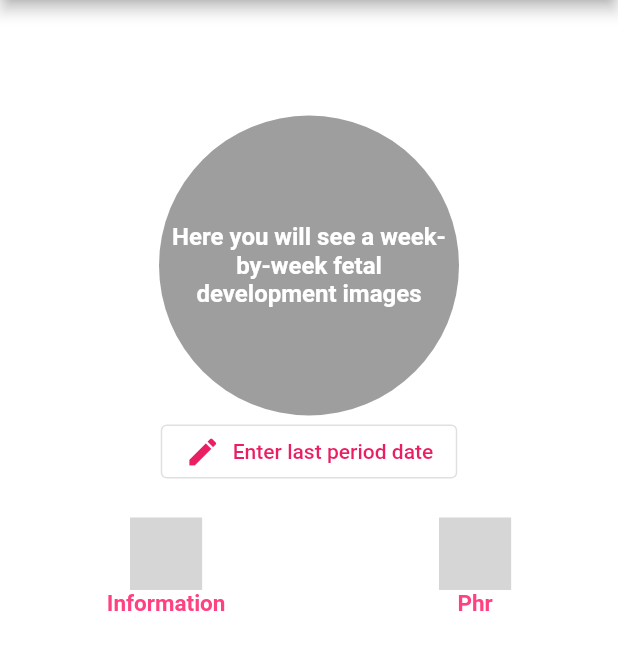
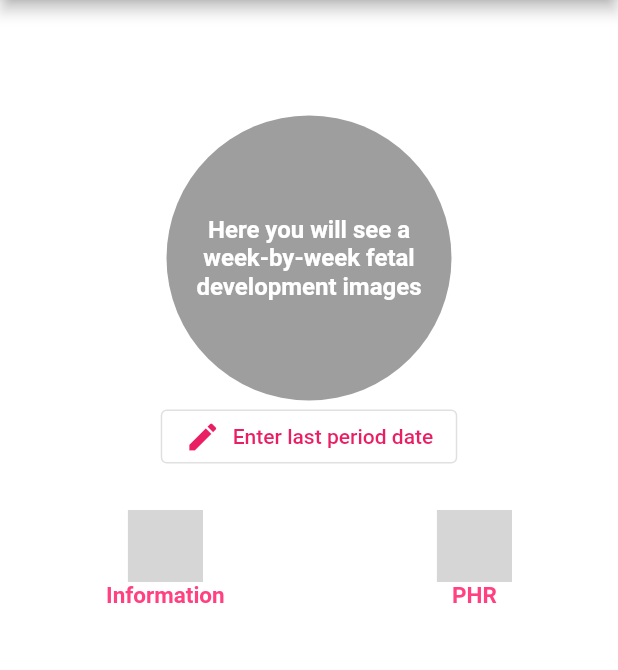
Before and after one commit to oussama379/MyPregnancy_App_Flutter_Offic, a Flutter app: the HomePage2 screen opened by its route, after a tap on "Enter last period date", on a phone screen of 412 x 824 dp, the part 84-754 px from its top. Run offline on Flutter 3.47's test engine with Material 2 defaults, Android fonts, the phone set to English and light mode, and no system bars; our stand-ins replace accordion, connectivity_plus, firebase_auth, firebase_core, firebase_database, fluttertoast and 4 more; missing offline and left inert: dart:ffi, ff_navigation_bar, flutter_email_sender, flutter_rounded_date_picker, nice_button; accounts and stored records are empty; Roboto replaces fonts that are missing (Sunflower); grey boxes are pictures that could not be loaded.

Commit message:
Fixes : Home page

```diff
--- a/lib/ui/pages/home.page2.dart
+++ b/lib/ui/pages/home.page2.dart
@@ -42,7 +42,14 @@ class _HomePageState extends State<HomePage2> {
       firstDate: DateTime(DateTime.now().year - 1),
     );
     //if cancel
+    var date = new DateTime.now();
     if (newDateTime == null) return;
+    if (newDateTime.isAfter(DateTime.now()) ||
+        newDateTime
+            .isBefore(new DateTime(date.year, date.month - 9, date.day))) {
+      _HomeServices.InvalidPeriodDateDialog(context);
+      return;
+    }
     //if Okay
     var lastP;
     setState(() {
@@ -62,7 +69,7 @@ class _HomePageState extends State<HomePage2> {
     initImage();
   }
 
-  void initImage() async{
+  void initImage() async {
     int pregWeek;
     if (globals.lastPeriodDate != null) {
       pregWeek = _HomeServices.gePregWeek(globals.lastPeriodDate);
@@ -91,6 +98,7 @@ class _HomePageState extends State<HomePage2> {
       getDpaFromPref();
     }
   }
+
   @override
   void initState() {
     super.initState();
@@ -125,17 +133,23 @@ class _HomePageState extends State<HomePage2> {
         title: Text('MyPregnancy'),
       ),
       drawer: HomeDrawer(),
-      body: Column(
+      body: ListView(
         children: [
           SizedBox(
             height: 20,
           ),
+          Column(
+            children: [
               Container(
                 child: _dpaFromPref != null
                     ? Text(
-                    'Expected date of delivery : ' +
+                        AppLocalizations.of(context)!
+                                .translate('home_page_drawer_EDD') +
+                            '\n' +
                             _HomeServices.calculeDPA(_lastPeriodFromPref),
-                    style: TextStyle(fontSize: 17, fontWeight: FontWeight.bold),
+                        style: TextStyle(
+                            fontSize: 17, fontWeight: FontWeight.bold),
+                        textAlign: TextAlign.center,
                       )
                     : Text(''),
               ),
@@ -145,71 +159,93 @@ class _HomePageState extends State<HomePage2> {
               Container(
                 child: _dpaFromPref != null
                     ? Text(
-                  'You are in week : '+ _HomeServices.gePregWeek(_lastPeriodFromPref).toString(),
-              style: TextStyle(fontSize: 17, fontWeight: FontWeight.bold),
+                        AppLocalizations.of(context)!
+                                .translate('home_page_drawer_InWeek') +
+                            _HomeServices.gePregWeek(_lastPeriodFromPref)
+                                .toString(),
+                        style: TextStyle(
+                            fontSize: 17, fontWeight: FontWeight.bold),
                       )
                     : Text(''),
               ),
               SizedBox(
                 height: 20,
               ),
-
               Container(
                 child: _lastPeriodFromPref == null
                     ? Column(
                         children: [
                           CircleAvatar(
-                      radius: 100,
+                            radius: 95,
                             child: Padding(
                               padding: const EdgeInsets.all(8.0),
-                        child: Text('Here you will see a week-by-week fetal development images',
-                            style: TextStyle(color: Colors.white, fontWeight: FontWeight.bold), textAlign: TextAlign.center, ),
+                              child: Text(
+                                AppLocalizations.of(context)!
+                                    .translate('home_page_ImagesMsg'),
+                                style: TextStyle(
+                                    color: Colors.white,
+                                    fontWeight: FontWeight.bold),
+                                textAlign: TextAlign.center,
+                              ),
                             ),
                             backgroundColor: Colors.grey,
                           ),
-                    OutlinedButton.icon(// foreground
+                          OutlinedButton.icon(
+                            // foreground
                             onPressed: () {
                               onClick();
                               //Navigator.pushNamed(context, "/lastPeriod");
                             },
                             icon: const Icon(Icons.create),
-                      label: const Text('Enter last period date'),
+                            label: Text(AppLocalizations.of(context)!
+                                .translate('home_page_LastPeriodButton')),
                           )
                         ],
                       )
-                : _weekImage != null ? Column(
+                    : _weekImage != null
+                        ? Column(
                             children: [
                               CircleAvatar(
-                        radius: 100,
+                                radius: 95,
                                 child: ClipOval(
                                   child: Image.network(
                                     _weekImage,
                                     width: 190,
                                     height: 190,
-                            fit: BoxFit.cover,
+                                    fit: BoxFit.fill,
                                   ),
                                 ),
                               ),
-                    OutlinedButton.icon(// foreground
+                              OutlinedButton.icon(
+                                // foreground
                                 onPressed: () {
                                   onClick();
                                   //Navigator.pushNamed(context, "/lastPeriod");
                                 },
                                 icon: const Icon(Icons.create),
-                      label: const Text('Change Period Date'),
+                                label: Text(AppLocalizations.of(context)!
+                                    .translate(
+                                        'home_page_ChangeLastPeriodButton')),
                               )
                             ],
-                ):  CircularProgressIndicator(),
+                          )
+                        : CircularProgressIndicator(),
               ),
               SizedBox(
                 height: 20,
               ),
-          Row(
+            ],
+          ),
+          Padding(
+            padding: const EdgeInsets.only(bottom: 15, top: 5),
+            child: Row(
               mainAxisAlignment: MainAxisAlignment.spaceAround,
               children: [
                 Column(
                   children: [
                     NiceButton(
+                      width: 50,
+                      radius: 40,
                       mini: true,
                       padding: const EdgeInsets.all(10),
                       icon: Icons.pregnant_woman,
@@ -219,7 +255,7 @@ class _HomePageState extends State<HomePage2> {
                       },
                     ),
                     Text(
-                    'Information',
+                      AppLocalizations.of(context)!.translate('home_page_INFO'),
                       style: TextStyle(
                         fontSize: 15.0,
                         fontWeight: FontWeight.bold,
@@ -231,6 +267,8 @@ class _HomePageState extends State<HomePage2> {
                 Column(
                   children: [
                     NiceButton(
+                      width: 50,
+                      radius: 40,
                       mini: true,
                       padding: const EdgeInsets.all(10),
                       icon: Icons.insert_drive_file_rounded,
@@ -240,7 +278,7 @@ class _HomePageState extends State<HomePage2> {
                       },
                     ),
                     Text(
-                    'Phr',
+                      AppLocalizations.of(context)!.translate('home_page_PHR'),
                       style: TextStyle(
                         fontSize: 15.0,
                         fontWeight: FontWeight.bold,
@@ -251,6 +289,7 @@ class _HomePageState extends State<HomePage2> {
                 ),
               ],
             ),
+          ),
           //PregnancyProgress(),
         ],
       ),
--- a/lib/ui/pages/home/widgets/aboutAlertDialog.dart
+++ b/lib/ui/pages/home/widgets/aboutAlertDialog.dart
@@ -12,9 +12,9 @@ class MyAlertDialogState extends State<AboutAlertDialog> {
 
   Widget build(BuildContext context) {
     return AlertDialog(
-        titlePadding:  EdgeInsets.only(top: 10,bottom: 10.0, left: 20),
+        titlePadding:  EdgeInsets.only(top: 10,bottom: 10.0, left: 20, right: 20),
         contentPadding: EdgeInsets.all(10.0),
-        title : Text('About app'),
+        title : Text(AppLocalizations.of(context)!.translate('home_page_drawer_aboutUs')),
         content :  Container(
           width: 200,
           height: 270,
@@ -31,7 +31,7 @@ class MyAlertDialogState extends State<AboutAlertDialog> {
             )),
       actions: <Widget>[
         TextButton(
-          child: const Text('Cancel'),
+          child: Text(AppLocalizations.of(context)!.translate('home_page_LPD_alert_conf')),
           onPressed: () {
             Navigator.of(context).pop();
           },
--- a/lib/ui/pages/home/widgets/bottomBar.home.dart
+++ b/lib/ui/pages/home/widgets/bottomBar.home.dart
@@ -2,6 +2,7 @@ import 'package:ff_navigation_bar/ff_navigation_bar.dart';
 import 'package:ff_navigation_bar/ff_navigation_bar_item.dart';
 import 'package:flutter/material.dart';
 
+import '../../../../app_localizations.dart';
 import '../../../../locator.dart';
 import '../../../../preferencesService.dart';
 
@@ -38,18 +39,24 @@ class _HomeBottomBarState extends State<HomeBottomBar> {
       },
       items: [
         FFNavigationBarItem(
+          iconData: Icons.home,
+          label: AppLocalizations.of(context)!.translate('home_page_Navig_Btn_0'),
+          selectedBackgroundColor: Colors.pinkAccent,
+          selectedForegroundColor: Colors.white,
+        ),
+        FFNavigationBarItem(
           iconData: Icons.calendar_today,
-          label: 'Appointments',
+          label: AppLocalizations.of(context)!.translate('home_page_Navig_Btn_1'),
           selectedBackgroundColor: Colors.pinkAccent,
           selectedForegroundColor: Colors.white,
         ),
         FFNavigationBarItem(
           iconData: Icons.timer,
-          label: 'counters',
+          label: AppLocalizations.of(context)!.translate('home_page_Navig_Btn_2'),
         ),
         FFNavigationBarItem(
           iconData: Icons.monitor_weight,
-          label: 'measurements',
+          label: AppLocalizations.of(context)!.translate('home_page_Navig_Btn_3'),
         ),
       ],
     );
--- a/lib/ui/pages/home/widgets/drawer.home.dart
+++ b/lib/ui/pages/home/widgets/drawer.home.dart
@@ -35,27 +35,11 @@ class _HomeDrawerState extends State<HomeDrawer> {
                 color: Colors.pink.shade300
             ),
           ),
-          // ListTile(
-          //   leading: Icon(
-          //     Icons.file_copy,
-          //   ),
-          //   title: const Text('Phr'),
-          //   onTap: () {
-          //     Navigator.pushNamed(context, '/pHRPage');
-          //   },
-          // ),
-          // Divider(
-          //   indent: 30,
-          //   endIndent: 30,
-          //   height: 1,
-          //   thickness: 1,
-          // ),
-
           ListTile(
             leading: Icon(
               Icons.settings,
             ),
-            title: const Text('Settings'),
+            title: Text(AppLocalizations.of(context)!.translate('home_page_drawer_settings')),
             onTap: () {
               Navigator.pushNamed(context, '/settingsPage');
             },
@@ -89,7 +73,7 @@ class _HomeDrawerState extends State<HomeDrawer> {
             leading: Icon(
               Icons.info,
             ),
-            title: Text('About app'),
+            title: Text(AppLocalizations.of(context)!.translate('home_page_drawer_aboutUs')),
             onTap: () async {
               await openDialog(context);
             },
```
Also changed, not shown: lang/ar.json (+19 -1 lines), lang/en.json (+17 -2 lines), lang/fr.json (+19 -1 lines), lib/main.dart (+8 -0 lines), lib/ui/pages/home/services/homeServices.dart (+29 -1 lines), lib/ui/pages/settings.page.dart (+6 -5 lines). Lines whose indentation alone changed are shown as unchanged.
